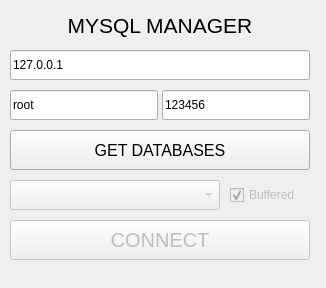
Before: the Qt Designer form Lib/UI/LAYOUT/ConnectorWindow.ui in fer-moreira/MYQT, drawn with Qt 5.
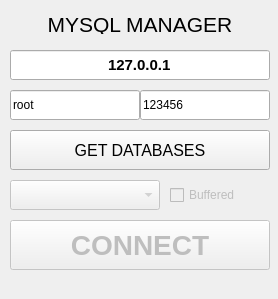
After: the same form once the commit is applied. Icons and pictures are not drawn.

Commit message:
Changed: connector - manager
new style
new manager engine

Patch:
```diff
--- a/Lib/UI/LAYOUT/ConnectorWindow.ui
+++ b/Lib/UI/LAYOUT/ConnectorWindow.ui
@@ -6,1671 +6,21 @@
    <rect>
     <x>0</x>
     <y>0</y>
-    <width>326</width>
-    <height>288</height>
+    <width>278</width>
+    <height>299</height>
    </rect>
   </property>
   <property name="windowTitle">
    <string>SQL CONNECTOR</string>
   </property>
-  <property name="styleSheet">
-   <string notr="true">/*
- *  BreezeDark stylesheet.
- *
- *  :author: Colin Duquesnoy
- *  :editor: Alex Huszagh
- *  :license: MIT, see LICENSE.md
- *
- *  This is originally a fork of QDarkStyleSheet, and is based on Breeze/
- *  BreezeDark color scheme, but is in no way affiliated with KDE.
- *
- * ---------------------------------------------------------------------
- *  The MIT License (MIT)
- *
- * Copyright (c) &lt;2013-2014&gt; &lt;Colin Duquesnoy&gt;
- * Copyright (c) &lt;2015-2016&gt; &lt;Alex Huszagh&gt;
- *
- * Permission is hereby granted, free of charge, to any person obtaining
- * a copy of this software and associated documentation files (the
- * &quot;Software&quot;), to deal in the Software without restriction, including
- * without limitation the rights to use, copy, modify, merge, publish,
- * distribute, sublicense, and/or sell copies of the Software, and to
- * permit persons to whom the Software is furnished to do so, subject to
- * the following conditions:
- *
- * The above copyright notice and this permission notice shall be included in
- * all copies or substantial portions of the Software.
- *
- * THE SOFTWARE IS PROVIDED &quot;AS IS&quot;, WITHOUT WARRANTY OF ANY KIND, EXPRESS
- * OR IMPLIED, INCLUDING BUT NOT LIMITED TO THE WARRANTIES OF
- * MERCHANTABILITY, FITNESS FOR A PARTICULAR PURPOSE AND NONINFRINGEMENT.
- * IN NO EVENT SHALL THE AUTHORS OR COPYRIGHT HOLDERS BE LIABLE FOR ANY
- * CLAIM, DAMAGES OR OTHER LIABILITY, WHETHER IN AN ACTION OF CONTRACT,
- * TORT OR OTHERWISE, ARISING FROM, OUT OF OR IN CONNECTION WITH THE
- * SOFTWARE OR THE USE OR OTHER DEALINGS IN THE SOFTWARE.
- * ---------------------------------------------------------------------
- */
-
-QToolTip
-{
-    border: 0.1ex solid #eff0f1;
-    background-color: #31363b;
-    alternate-background-color: #3b4045;
-    color: #eff0f1;
-    padding: 0.5ex;
-    opacity: 200;
-}
-
-QWidget
-{
-    color: #eff0f1;
-    background-color: #31363b;
-    selection-background-color:#3daee9;
-    selection-color: #eff0f1;
-    background-clip: border;
-    border-image: none;
-    border: 0px transparent black;
-    outline: 0;
-}
-
-QWidget:item:hover
-{
-    background-color: #3daee9;
-    color: #eff0f1;
-}
-
-QWidget:item:selected
-{
-    background-color: #3daee9;
-}
-
-
-QCheckBox
-{
-    spacing: 0.5ex;
-    outline: none;
-    color: #eff0f1;
-    margin-bottom: 0.2ex;
-    opacity: 200;
-}
-
-QCheckBox:disabled
-{
-    color: #76797c;
-}
-
-QGroupBox::indicator
-{
-    margin-left: 0.2ex;
-}
-
-QCheckBox::indicator:unchecked,
-QCheckBox::indicator:unchecked:focus
-{
-    border-image: url(:/dark/checkbox_unchecked_disabled.svg);
-}
-
-QCheckBox::indicator:unchecked:hover,
-QCheckBox::indicator:unchecked:pressed,
-QGroupBox::indicator:unchecked:hover,
-QGroupBox::indicator:unchecked:focus,
-QGroupBox::indicator:unchecked:pressed
-{
-    border: none;
-    border-image: url(:/dark/checkbox_unchecked.svg);
-}
-
-QCheckBox::indicator:checked
-{
-    border-image: url(:/dark/checkbox_checked.svg);
-}
-
-QCheckBox::indicator:checked:hover,
-QCheckBox::indicator:checked:focus,
-QCheckBox::indicator:checked:pressed,
-QGroupBox::indicator:checked:hover,
-QGroupBox::indicator:checked:focus,
-QGroupBox::indicator:checked:pressed
-{
-    border: none;
-    border-image: url(:/dark/checkbox_checked.svg);
-}
-
-QCheckBox::indicator:indeterminate
-{
-    border-image: url(:/dark/checkbox_indeterminate.svg);
-}
-
-QCheckBox::indicator:indeterminate:focus,
-QCheckBox::indicator:indeterminate:hover,
-QCheckBox::indicator:indeterminate:pressed
-{
-    border-image: url(:/dark/checkbox_indeterminate.svg);
-}
-
-QCheckBox::indicator:indeterminate:disabled
-{
-    border-image: url(:/dark/checkbox_indeterminate_disabled.svg);
-}
-
-QCheckBox::indicator:checked:disabled,
-QGroupBox::indicator:checked:disabled
-{
-    border-image: url(:/dark/checkbox_checked_disabled.svg);
-}
-
-QCheckBox::indicator:unchecked:disabled,
-QGroupBox::indicator:unchecked:disabled
-{
-    border-image: url(:/dark/checkbox_unchecked_disabled.svg);
-}
-
-QRadioButton
-{
-    spacing: 0.5ex;
-    outline: none;
-    color: #eff0f1;
-    margin-bottom: 0.2ex;
-}
-
-QRadioButton:disabled
-{
-    color: #76797c;
-}
-
-QRadioButton::indicator:unchecked,
-QRadioButton::indicator:unchecked:focus
-{
-    border-image: url(:/dark/radio_unchecked_disabled.svg);
-}
-
-
-QRadioButton::indicator:unchecked:hover,
-QRadioButton::indicator:unchecked:pressed
-{
-    border: none;
-    outline: none;
-    border-image: url(:/dark/radio_unchecked.svg);
-}
-
-
-QRadioButton::indicator:checked
-{
-    border: none;
-    outline: none;
-    border-image: url(:/dark/radio_checked.svg);
-}
-
-QRadioButton::indicator:checked:hover,
-QRadioButton::indicator:checked:focus,
-QRadioButton::indicator:checked:pressed
-{
-    border: none;
-    outline: none;
-    border-image: url(:/dark/radio_checked.svg);
-}
-
-QRadioButton::indicator:checked:disabled
-{
-    outline: none;
-    border-image: url(:/dark/radio_checked_disabled.svg);
-}
-
-QRadioButton::indicator:unchecked:disabled
-{
-    border-image: url(:/dark/radio_unchecked_disabled.svg);
-}
-
-QMenuBar
-{
-    background-color: #31363b;
-    color: #eff0f1;
-}
-
-QMenuBar::item
-{
-    background: transparent;
-}
-
-QMenuBar::item:selected
-{
-    background: transparent;
-    border: 0.1ex solid #76797c;
-}
-
-QMenuBar::item:pressed
-{
-    border: 0.1ex solid #76797c;
-    background-color: #3daee9;
-    color: #eff0f1;
-    margin-bottom: -0.1ex;
-    padding-bottom: 0.1ex;
-}
-
-QMenu
-{
-    border: 0.1ex solid #76797c;
-    color: #eff0f1;
-    margin: 0.2ex;
-}
-
-QMenu::icon
-{
-    margin: 0.5ex;
-}
-
-QMenu::item
-{
-    padding: 0.5ex 3ex 0.5ex 3ex;
-    margin-left: 0.5ex;
-    border: 0.1ex solid transparent; /* reserve space for selection border */
-}
-
-QMenu::item:selected
-{
-    color: #eff0f1;
-}
-
-QMenu::separator
-{
-    height: 0.2ex;
-    background: lightblue;
-    margin-left: 1ex;
-    margin-right: 0.5ex;
-}
-
-/* non-exclusive indicator = check box style indicator
-   (see QActionGroup::setExclusive) */
-QMenu::indicator:non-exclusive:unchecked
-{
-    border-image: url(:/dark/checkbox_unchecked_disabled.svg);
-}
-
-QMenu::indicator:non-exclusive:unchecked:selected
-{
-    border-image: url(:/dark/checkbox_unchecked_disabled.svg);
-}
-
-QMenu::indicator:non-exclusive:checked
-{
-    border-image: url(:/dark/checkbox_checked.svg);
-}
-
-QMenu::indicator:non-exclusive:checked:selected
-{
-    border-image: url(:/dark/checkbox_checked.svg);
-}
-
-/* exclusive indicator = radio button style indicator (see QActionGroup::setExclusive) */
-QMenu::indicator:exclusive:unchecked
-{
-    border-image: url(:/dark/radio_unchecked_disabled.svg);
-}
-
-QMenu::indicator:exclusive:unchecked:selected
-{
-    border-image: url(:/dark/radio_unchecked_disabled.svg);
-}
-
-QMenu::indicator:exclusive:checked
-{
-    border-image: url(:/dark/radio_checked.svg);
-}
-
-QMenu::indicator:exclusive:checked:selected
-{
-    border-image: url(:/dark/radio_checked.svg);
-}
-
-QMenu::right-arrow
-{
-    margin: 0.5ex;
-    border-image: url(:/light/right_arrow.svg);
-    width: 0.6ex;
-    height: 0.9ex;
-}
-
-
-QWidget:disabled
-{
-    color: #454545;
-    background-color: #31363b;
-}
-
-QAbstractItemView
-{
-    alternate-background-color: #31363b;
-    color: #eff0f1;
-    border: 0.1ex solid 3A3939;
-    border-radius: 0.2ex;
-}
-
-QWidget:focus,
-QMenuBar:focus
-{
-    border: 0.1ex solid #3daee9;
-}
-
-QTabWidget:focus,
-QCheckBox:focus,
-QRadioButton:focus,
-QSlider:focus
-{
-    border: none;
-}
-
-QLineEdit
-{
-    background-color: #232629;
-    padding: 0.5ex;
-    border-style: solid;
-    border: 0.1ex solid #76797c;
-    border-radius: 0.2ex;
-    color: #eff0f1;
-}
-
-QGroupBox
-{
-    border: 0.1ex solid #76797c;
-    border-radius: 0.2ex;
-    padding-top: 1ex;
-    margin-top: 1ex;
-}
-
-QGroupBox::title
-{
-    subcontrol-origin: margin;
-    subcontrol-position: top center;
-    padding-left: 0.1ex;
-    padding-right: 0.1ex;
-    margin-top: -0.7ex;
-}
-
-QAbstractScrollArea
-{
-    border-radius: 0.2ex;
-    border: 0.1ex solid #76797c;
-    background-color: transparent;
-}
-
-QScrollBar:horizontal
-{
-    height: 1.5ex;
-    margin: 0.3ex 1.5ex 0.3ex 1.5ex;
-    border: 0.1ex transparent #2A2929;
-    border-radius: 0.4ex;
-    background-color: #2A2929;
-}
-
-QScrollBar::handle:horizontal
-{
-    background-color: #3daee9;
-    min-width: 0.5ex;
-    border-radius: 0.4ex;
-}
-
-QScrollBar::add-line:horizontal
-{
-    margin: 0px 0.3ex 0px 0.3ex;
-    border-image: url(:/dark/right_arrow_disabled.svg);
-    width: 1ex;
-    height: 1ex;
-    subcontrol-position: right;
-    subcontrol-origin: margin;
-}
-
-QScrollBar::sub-line:horizontal
-{
-    margin: 0ex 0.3ex 0ex 0.3ex;
-    border-image: url(:/dark/left_arrow_disabled.svg);
-    width: 1ex;
-    height: 1ex;
-    subcontrol-position: left;
-    subcontrol-origin: margin;
-}
-
-QScrollBar::add-line:horizontal:hover,
-QScrollBar::add-line:horizontal:on
-{
-    border-image: url(:/dark/right_arrow.svg);
-    width: 1ex;
-    height: 1ex;
-    subcontrol-position: right;
-    subcontrol-origin: margin;
-}
-
-
-QScrollBar::sub-line:horizontal:hover,
-QScrollBar::sub-line:horizontal:on
-{
-    border-image: url(:/dark/left_arrow.svg);
-    width: 1ex;
-    height: 1ex;
-    subcontrol-position: left;
-    subcontrol-origin: margin;
-}
-
-QScrollBar::up-arrow:horizontal,
-QScrollBar::down-arrow:horizontal
-{
-    background: none;
-}
-
-
-QScrollBar::add-page:horizontal,
-QScrollBar::sub-page:horizontal
-{
-    background: none;
-}
-
-QScrollBar:vertical
-{
-    background-color: #2A2929;
-    width: 1.5ex;
-    margin: 1.5ex 0.3ex 1.5ex 0.3ex;
-    border: 0.1ex transparent #2A2929;
-    border-radius: 0.4ex;
-}
-
-QScrollBar::handle:vertical
-{
-    background-color: #3daee9;
-    min-height: 0.5ex;
-    border-radius: 0.4ex;
-}
-
-QScrollBar::sub-line:vertical
-{
-    margin: 0.3ex 0ex 0.3ex 0ex;
-    border-image: url(:/dark/up_arrow_disabled.svg);
-    height: 1ex;
-    width: 1ex;
-    subcontrol-position: top;
-    subcontrol-origin: margin;
-}
-
-QScrollBar::add-line:vertical
-{
-    margin: 0.3ex 0ex 0.3ex 0ex;
-    border-image: url(:/dark/down_arrow_disabled.svg);
-    height: 1ex;
-    width: 1ex;
-    subcontrol-position: bottom;
-    subcontrol-origin: margin;
-}
-
-QScrollBar::sub-line:vertical:hover,
-QScrollBar::sub-line:vertical:on
-{
-
-    border-image: url(:/dark/up_arrow.svg);
-    height: 1ex;
-    width: 1ex;
-    subcontrol-position: top;
-    subcontrol-origin: margin;
-}
-
-
-QScrollBar::add-line:vertical:hover,
-QScrollBar::add-line:vertical:on
-{
-    border-image: url(:/dark/down_arrow.svg);
-    height: 1ex;
-    width: 1ex;
-    subcontrol-position: bottom;
-    subcontrol-origin: margin;
-}
-
-QScrollBar::up-arrow:vertical, QScrollBar::down-arrow:vertical
-{
-    background: none;
-}
-
-
-QScrollBar::add-page:vertical, QScrollBar::sub-page:vertical
-{
-    background: none;
-}
-
-QTextEdit
-{
-    background-color: #232629;
-    color: #eff0f1;
-    border: 0.1ex solid #76797c;
-}
-
-QPlainTextEdit
-{
-    background-color: #232629;;
-    color: #eff0f1;
-    border-radius: 0.2ex;
-    border: 0.1ex solid #76797c;
-}
-
-QHeaderView::section
-{
-    background-color: #76797c;
-    color: #eff0f1;
-    padding: 0.5ex;
-    border: 0.1ex solid #76797c;
-}
-
-QSizeGrip
-{
-    border-image: url(:/dark/sizegrip.svg);
-    width: 1.2ex;
-    height: 1.2ex;
-}
-
-QMainWindow::separator
-{
-    background-color: #31363b;
-    color: white;
-    padding-left: 0.4ex;
-    spacing: 0.2ex;
-    border: 0.1ex dashed #76797c;
-}
-
-QMainWindow::separator:hover
-{
-
-    background-color: #787876;
-    color: white;
-    padding-left: 0.4ex;
-    border: 0.1ex solid #76797c;
-    spacing: 0.2ex;
-}
-
-QMenu::separator
-{
-    height: 0.1ex;
-    background-color: #76797c;
-    color: white;
-    padding-left: 0.4ex;
-    margin-left: 1ex;
-    margin-right: 0.5ex;
-}
-
-QFrame[frameShape=&quot;2&quot;],  /* QFrame::Panel == 0x0003 */
-QFrame[frameShape=&quot;3&quot;],  /* QFrame::WinPanel == 0x0003 */
-QFrame[frameShape=&quot;4&quot;],  /* QFrame::HLine == 0x0004 */
-QFrame[frameShape=&quot;5&quot;],  /* QFrame::VLine == 0x0005 */
-QFrame[frameShape=&quot;6&quot;]  /* QFrame::StyledPanel == 0x0006 */
-{
-    border-width: 0.1ex;
-    padding: 0.1ex;
-    border-style: solid;
-    border-color: #31363b;
-    background-color: #76797c;
-    border-radius: 0.5ex;
-}
-
-QStackedWidget
-{
-    border: 0.1ex transparent black;
-}
-
-QToolBar
-{
-    border: 0.1ex transparent #393838;
-    background: 0.1ex solid #31363b;
-    font-weight: bold;
-}
-
-QToolBar::handle:horizontal
-{
-    border-image: url(:/dark/hmovetoolbar.svg);
-    width = 1.6ex;
-    height = 6.4ex;
-}
-
-QToolBar::handle:vertical
-{
-    border-image: url(:/dark/vmovetoolbar.svg);
-    width = 5.4ex;
-    height = 1ex;
-}
-
-QToolBar::separator:horizontal
-{
-    border-image: url(:/dark/hsepartoolbar.svg);
-    width = 0.7ex;
-    height = 6.3ex;
-}
-
-QToolBar::separator:vertical
-{
-    border-image: url(:/dark/vsepartoolbars.svg);
-    width = 6.3ex;
-    height = 0.7ex;
-}
-
-QPushButton
-{
-    color: #eff0f1;
-    background-color: qlineargradient(x1: 0.5, y1: 0.5 x2: 0.5, y2: 1, stop: 0 #3b4045, stop: 0.5 #31363b);
-    border-width: 0.1ex;
-    border-color: #76797c;
-    border-style: solid;
-    padding: 0.5ex;
-    border-radius: 0.2ex;
-    outline: none;
-}
-
-QPushButton:disabled
-{
-    background-color: #31363b;
-    border-width: 0.1ex;
-    border-color: #454545;
-    border-style: solid;
-    padding-top: 0.5ex;
-    padding-bottom: 0.5ex;
-    padding-left: 1ex;
-    padding-right: 1ex;
-    border-radius: 0.2ex;
-    color: #454545;
-}
-
-QPushButton:focus
-{
-    color: white;
-}
-
-QPushButton:pressed
-{
-    background-color: #31363b;
-    padding-top: -1.5ex;
-    padding-bottom: -1.7ex;
-}
-
-QComboBox
-{
-    selection-background-color: #3daee9;
-    border-style: solid;
-    border: 0.1ex solid #76797c;
-    border-radius: 0.2ex;
-    padding: 0.5ex;
-    min-width: 7.5ex;
-}
-
-QPushButton:checked
-{
-    background-color: #76797c;
-    border-color: #6A6969;
-}
-
-QPushButton:hover
-{
-    background-color: qlineargradient(x1: 0.5, y1: 0.5 x2: 0.5, y2: 1, stop: 0 #454a4f, stop: 0.5 #3b4045);
-    border: 0.1ex solid #3daee9;
-    color: #eff0f1;
-}
-
-QPushButton:checked:hover
-{
-    background-color: qlineargradient(x1: 0.5, y1: 0.5 x2: 0.5, y2: 1, stop: 0 #808386, stop: 0.5 #76797c);
-    border: 0.1ex solid #3daee9;
-    color: #eff0f1;
-}
-
-QComboBox:hover,
-QAbstractSpinBox:hover,
-QLineEdit:hover,
-QTextEdit:hover,
-QPlainTextEdit:hover,
-QAbstractView:hover,
-QTreeView:hover
-{
-    border: 0.1ex solid #3daee9;
-    color: #eff0f1;
-}
-
-QComboBox:hover:pressed,
-QPushButton:hover:pressed,
-QAbstractSpinBox:hover:pressed,
-QLineEdit:hover:pressed,
-QTextEdit:hover:pressed,
-QPlainTextEdit:hover:pressed,
-QAbstractView:hover:pressed,
-QTreeView:hover:pressed
-{
-    background-color: #31363b;
-}
-
-QComboBox:on
-{
-    padding-top: 0.3ex;
-    padding-left: 0.4ex;
-    selection-background-color: #4a4a4a;
-}
-
-QComboBox QAbstractItemView
-{
-    background-color: #232629;
-    border-radius: 0.2ex;
-    border: 0.1ex solid #76797c;
-    selection-background-color: #3daee9;
-}
-
-QComboBox::drop-down
-{
-    subcontrol-origin: padding;
-    subcontrol-position: top right;
-    width: 1.5ex;
-
-    border-left-width: 0ex;
-    border-left-color: darkgray;
-    border-left-style: solid;
-    border-top-right-radius: 0.3ex;
-    border-bottom-right-radius: 0.3ex;
-}
-
-QComboBox::down-arrow
-{
-    border-image: url(:/dark/down_arrow_disabled.svg);
-    width: 0.9ex;
-    height: 0.6ex;
-}
-
-QComboBox::down-arrow:on,
-QComboBox::down-arrow:hover,
-QComboBox::down-arrow:focus
-{
-    border-image: url(:/dark/down_arrow.svg);
-    width: 0.9ex;
-    height: 0.6ex;
-}
-
-QAbstractSpinBox
-{
-    padding: 0.5ex;
-    border: 0.1ex solid #76797c;
-    background-color: #232629;
-    color: #eff0f1;
-    border-radius: 0.2ex;
-    min-width: 7.5ex;
-}
-
-QAbstractSpinBox:up-button
-{
-    background-color: transparent;
-    subcontrol-origin: border;
-    subcontrol-position: center right;
-}
-
-QAbstractSpinBox:down-button
-{
-    background-color: transparent;
-    subcontrol-origin: border;
-    subcontrol-position: center left;
-}
-
-QAbstractSpinBox::up-arrow,
-QAbstractSpinBox::up-arrow:disabled,
-QAbstractSpinBox::up-arrow:off
-{
-    border-image: url(:/dark/up_arrow_disabled.svg);
-    width: 0.9ex;
-    height: 0.6ex;
-}
-
-QAbstractSpinBox::up-arrow:hover
-{
-    border-image: url(:/dark/up_arrow.svg);
-    width: 0.9ex;
-    height: 0.6ex;
-}
-
-QAbstractSpinBox::down-arrow,
-QAbstractSpinBox::down-arrow:disabled,
-QAbstractSpinBox::down-arrow:off
-{
-    border-image: url(:/dark/down_arrow_disabled.svg);
-    width: 0.9ex;
-    height: 0.6ex;
-}
-
-QAbstractSpinBox::down-arrow:hover
-{
-    border-image: url(:/dark/down_arrow.svg);
-    width: 0.9ex;
-    height: 0.6ex;
-}
-
-QLabel
-{
-    border: 0ex solid black;
-}
-
-/* BORDERS */
-QTabWidget::pane
-{
-    padding: 0.5ex;
-    margin: 0.1ex;
-}
-
-QTabWidget::pane:top
-{
-    border: 0.1ex solid #76797c;
-    top: -0.1ex;
-}
-
-QTabWidget::pane:bottom
-{
-    border: 0.1ex solid #76797c;
-    bottom: -0.1ex;
-}
-
-QTabWidget::pane:left
-{
-    border: 0.1ex solid #76797c;
-    right: -0.1ex;
-}
-
-QTabWidget::pane:right
-{
-    border: 0.1ex solid #76797c;
-    left: -0.1ex;
-}
-
-
-QTabBar
-{
-    qproperty-drawBase: 0;
-    left: 0.5ex; /* move to the right by 0.5ex */
-    border-radius: 0.3ex;
-}
-
-QTabBar:focus
-{
-    border: 0ex transparent black;
-}
-
-QTabBar::close-button
-{
-    border-image: url(:/dark/close.svg);
-    background: transparent;
-}
-
-QTabBar::close-button:hover
-{
-    border-image: url(:/dark/close-hover.svg);
-    width: 1.2ex;
-    height: 1.2ex;
-    background: transparent;
-}
-
-QTabBar::close-button:pressed
-{
-    border-image: url(:/dark/close-pressed.svg);
-    width: 1.2ex;
-    height: 1.2ex;
-    background: transparent;
-}
-
-/* TOP TABS */
-QTabBar::tab:top
-{
-    color: #eff0f1;
-    border: 0.1ex transparent black;
-    border-left: 0.1ex solid #76797c;
-    border-top: 0.1ex solid #76797c;
-    background-color: #31363b;
-    padding: 0.5ex;
-    min-width: 50px;
-    border-top-left-radius: 0.2ex;
-    border-top-right-radius: 0.2ex;
-}
-
-QTabBar::tab:top:last,
-QTabBar::tab:top:only-one
-{
-    color: #eff0f1;
-    border: 0.1ex transparent black;
-    border-left: 0.1ex solid #76797c;
-    border-right: 0.1ex solid #76797c;
-    border-top: 0.1ex solid #76797c;
-    background-color: #31363b;
-    padding: 0.5ex;
-    min-width: 50px;
-    border-top-left-radius: 0.2ex;
-    border-top-right-radius: 0.2ex;
-}
-
-QTabBar::tab:top:!selected
-{
-    color: #eff0f1;
-    background-color: #54575B;
-    border: 0.1ex transparent black;
-    border-left: 0.1ex solid #76797c;
-    border-top-left-radius: 0.2ex;
-    border-top-right-radius: 0.2ex;
-}
-
-QTabBar::tab:top:first:!selected
-{
-    color: #eff0f1;
-    background-color: #54575B;
-    border: 0.1ex transparent black;
-    border-top-left-radius: 0.2ex;
-    border-top-right-radius: 0.2ex;
-}
-
-QTabBar::tab:top:!selected:hover
-{
-    background-color: rgba(61, 173, 232, 0.2);
-    border: 0.1ex rgba(61, 173, 232, 0.2);
-    border-left: 0.1ex solid #76797c;
-}
-
-QTabBar::tab:top:!selected:first:hover
-{
-    background-color: rgba(61, 173, 232, 0.2);
-    border: 0.1ex rgba(61, 173, 232, 0.2);
-}
-
-/* BOTTOM TABS */
-
-QTabBar::tab:bottom
-{
-    color: #eff0f1;
-    border: 0.1ex transparent black;
-    border-left: 0.1ex solid #76797c;
-    border-bottom: 0.1ex solid #76797c;
-    background-color: #31363b;
-    padding: 0.5ex;
-    border-bottom-left-radius: 0.2ex;
-    border-bottom-right-radius: 0.2ex;
-    min-width: 50px;
-}
-
-QTabBar::tab:bottom:last,
-QTabBar::tab:bottom:only-one
-{
-    color: #eff0f1;
-    border: 0.1ex transparent black;
-    border-left: 0.1ex solid #76797c;
-    border-right: 0.1ex solid #76797c;
-    border-bottom: 0.1ex solid #76797c;
-    background-color: #31363b;
-    padding: 0.5ex;
-    border-bottom-left-radius: 0.2ex;
-    border-bottom-right-radius: 0.2ex;
-    min-width: 50px;
-}
-
-QTabBar::tab:bottom:!selected
-{
-    color: #eff0f1;
-    background-color: #54575B;
-    border: 0.1ex transparent black;
-    border-left: 0.1ex solid #76797c;
-    border-bottom-left-radius: 0.2ex;
-    border-bottom-right-radius: 0.2ex;
-}
-
-QTabBar::tab:bottom:first:!selected
-{
-    color: #eff0f1;
-    background-color: #54575B;
-    border: 0.1ex transparent black;
-    border-top-left-radius: 0.2ex;
-    border-top-right-radius: 0.2ex;
-}
-
-QTabBar::tab:bottom:!selected:hover
-{
-    background-color: rgba(61, 173, 232, 0.2);
-    border: 0.1ex rgba(61, 173, 232, 0.2);
-    border-left: 0.1ex solid #76797c;
-}
-
-QTabBar::tab:bottom:!selected:first:hover
-{
-    background-color: rgba(61, 173, 232, 0.2);
-    border: 0.1ex rgba(61, 173, 232, 0.2);
-}
-
-/* LEFT TABS */
-QTabBar::tab:left
-{
-    color: #eff0f1;
-    border: 0.1ex transparent black;
-    border-top: 0.1ex solid #76797c;
-    border-right: 0.1ex solid #76797c;
-    background-color: #31363b;
-    padding: 0.5ex;
-    border-top-right-radius: 0.2ex;
-    border-bottom-right-radius: 0.2ex;
-    min-height: 50px;
-}
-
-QTabBar::tab:left:last,
-QTabBar::tab:left:only-one
-{
-    color: #eff0f1;
-    border: 0.1ex transparent black;
-    border-top: 0.1ex solid #76797c;
-    border-bottom: 0.1ex solid #76797c;
-    border-right: 0.1ex solid #76797c;
-    background-color: #31363b;
-    padding: 0.5ex;
-    border-top-right-radius: 0.2ex;
-    border-bottom-right-radius: 0.2ex;
-    min-height: 50px;
-}
-
-QTabBar::tab:left:!selected
-{
-    color: #eff0f1;
-    background-color: #54575B;
-    border: 0.1ex transparent black;
-    border-top: 0.1ex solid #76797c;
-    border-top-right-radius: 0.2ex;
-    border-bottom-right-radius: 0.2ex;
-}
-
-QTabBar::tab:left:!selected:hover
-{
-    background-color: rgba(61, 173, 232, 0.2);
-    border: 0.1ex rgba(61, 173, 232, 0.2);
-    border-top: 0.1ex solid #76797c;
-}
-
-QTabBar::tab:left:!selected:first:hover
-{
-    background-color: rgba(61, 173, 232, 0.2);
-    border: 0.1ex rgba(61, 173, 232, 0.2);
-}
-
-/* RIGHT TABS */
-QTabBar::tab:right
-{
-    color: #eff0f1;
-    border: 0.1ex transparent black;
-    border-top: 0.1ex solid #76797c;
-    border-left: 0.1ex solid #76797c;
-    background-color: #31363b;
-    padding: 0.5ex;
-    border-top-left-radius: 0.2ex;
-    border-bottom-left-radius: 0.2ex;
-    min-height: 50px;
-}
-
-QTabBar::tab:right:last,
-QTabBar::tab:right:only-one
-{
-    color: #eff0f1;
-    border: 0.1ex transparent black;
-    border-top: 0.1ex solid #76797c;
-    border-bottom: 0.1ex solid #76797c;
-    border-left: 0.1ex solid #76797c;
-    background-color: #31363b;
-    padding: 0.5ex;
-    border-top-left-radius: 0.2ex;
-    border-bottom-left-radius: 0.2ex;
-    min-height: 50px;
-}
-
-QTabBar::tab:right:!selected
-{
-    color: #eff0f1;
-    background-color: #54575B;
-    border: 0.1ex transparent black;
-    border-top: 0.1ex solid #76797c;
-    border-top-left-radius: 0.2ex;
-    border-bottom-left-radius: 0.2ex;
-}
-
-QTabBar::tab:right:!selected:hover
-{
-    background-color: rgba(61, 173, 232, 0.2);
-    border: 0.1ex rgba(61, 173, 232, 0.2);
-    border-top: 0.1ex solid #76797c;
-}
-
-QTabBar::tab:right:!selected:first:hover
-{
-    background-color: rgba(61, 173, 232, 0.2);
-    border: 0.1ex rgba(61, 173, 232, 0.2);
-}
-
-QTabBar QToolButton::right-arrow:enabled
-{
-    border-image: url(:/dark/right_arrow.svg);
-}
-
-QTabBar QToolButton::left-arrow:enabled
-{
-    border-image: url(:/dark/left_arrow.svg);
-}
-
-QTabBar QToolButton::right-arrow:disabled
-{
-    border-image: url(:/dark/right_arrow_disabled.svg);
-}
-
-QTabBar QToolButton::left-arrow:disabled
-{
-    border-image: url(:/dark/left_arrow_disabled.svg);
-}
-
-QDockWidget
-{
-    background: #31363b;
-    border: 0.1ex solid #403F3F;
-    titlebar-close-icon: url(:/dark/transparent.svg);
-    titlebar-normal-icon: url(:/dark/transparent.svg);
-}
-
-QDockWidget::close-button,
-QDockWidget::float-button
-{
-    border: 0.1ex solid transparent;
-    border-radius: 0.2ex;
-    background: transparent;
-}
-
-QDockWidget::float-button
-{
-    border-image: url(:/dark/undock.svg);
-}
-
-QDockWidget::float-button:hover
-{
-    border-image: url(:/dark/undock-hover.svg) ;
-}
-
-QDockWidget::close-button
-{
-    border-image: url(:/dark/close.svg) ;
-}
-
-QDockWidget::close-button:hover
-{
-    border-image: url(:/dark/close-hover.svg) ;
-}
-
-QDockWidget::close-button:pressed
-{
-    border-image: url(:/dark/close-pressed.svg) ;
-}
-
-QTreeView,
-QListView
-{
-    border: 0.1ex solid #76797c;
-    background-color: #232629;
-}
-
-QTreeView::branch:has-siblings:!adjoins-item
-{
-    border-image: url(:/dark/stylesheet-vline.svg) 0;
-}
-
-QTreeView::branch:has-siblings:adjoins-item
-{
-    border-image: url(:/dark/stylesheet-branch-more.svg) 0;
-}
-
-QTreeView::branch:!has-children:!has-siblings:adjoins-item
-{
-    border-image: url(:/dark/stylesheet-branch-end.svg) 0;
-}
-
-QTreeView::branch:has-children:!has-siblings:closed,
-QTreeView::branch:closed:has-children:has-siblings
-{
-    border-image: url(:/dark/stylesheet-branch-end-closed.svg) 0;
-    image: url(:/dark/branch_closed.svg);
-}
-
-QTreeView::branch:open:has-children:!has-siblings,
-QTreeView::branch:open:has-children:has-siblings
-{
-    border-image: url(:/dark/stylesheet-branch-end-open.svg) 0;
-    image: url(:/dark/branch_open.svg);
-}
-
-/*
-QTreeView::branch:has-siblings:!adjoins-item {
-        background: cyan;
-}
-
-QTreeView::branch:has-siblings:adjoins-item {
-        background: red;
-}
-
-QTreeView::branch:!has-children:!has-siblings:adjoins-item {
-        background: blue;
-}
-
-QTreeView::branch:closed:has-children:has-siblings {
-        background: pink;
-}
-
-QTreeView::branch:has-children:!has-siblings:closed {
-        background: gray;
-}
-
-QTreeView::branch:open:has-children:has-siblings {
-        background: magenta;
-}
-
-QTreeView::branch:open:has-children:!has-siblings {
-        background: green;
-}
-*/
-
-QTableView::item,
-QListView::item,
-QTreeView::item
-{
-    padding: 0.3ex;
-}
-
-QTableView::item:!selected:hover,
-QListView::item:!selected:hover,
-QTreeView::item:!selected:hover
-{
-    background-color: rgba(61, 173, 232, 0.2);
-    outline: 0;
-    color: #eff0f1;
-    padding: 0.3ex;
-}
-
-
-QSlider::groove:horizontal
-{
-    border: 0.1ex solid #31363b;
-    height: 0.4ex;
-    background: #565a5e;
-    margin: 0ex;
-    border-radius: 0.2ex;
-}
-
-QSlider::handle:horizontal
-{
-    background: #232629;
-    border: 0.1ex solid #626568;
-    width: 1.6ex;
-    height: 1.6ex;
-    margin: -0.8ex 0;
-    border-radius: 0.9ex;
-}
-
-QSlider::groove:vertical
-{
-    border: 0.1ex solid #31363b;
-    width: 0.4ex;
-    background: #565a5e;
-    margin: 0ex;
-    border-radius: 0.3ex;
-}
-
-QSlider::handle:vertical
-{
-    background: #232629;
-    border: 0.1ex solid #626568;
-    width: 1.6ex;
-    height: 1.6ex;
-    margin: 0 -0.8ex;
-    border-radius: 0.9ex;
-}
-
-QSlider::handle:horizontal:hover,
-QSlider::handle:horizontal:focus,
-QSlider::handle:vertical:hover,
-QSlider::handle:vertical:focus
-{
-    border: 0.1ex solid #3daee9;
-}
-
-QSlider::sub-page:horizontal,
-QSlider::add-page:vertical
-{
-    background: #3daee9;
-    border-radius: 0.3ex;
-}
-
-QSlider::add-page:horizontal,
-QSlider::sub-page:vertical
-{
-    background: #626568;
-    border-radius: 0.3ex;
-}
-
-QToolButton
-{
-    background-color: transparent;
-    border: 0.1ex solid #76797c;
-    border-radius: 0.2ex;
-    margin: 0.3ex;
-    padding: 0.5ex;
-}
-
-QToolButton[popupMode=&quot;1&quot;]  /* only for MenuButtonPopup */
-{
-    padding-right: 2ex; /* make way for the popup button */
-}
-
-QToolButton[popupMode=&quot;2&quot;]  /* only for InstantPopup */
-{
-    padding-right: 1ex; /* make way for the popup button */
-}
-
-QToolButton::menu-indicator
-{
-    border-image: none;
-    image: url(:/dark/down_arrow.svg);
-    top: -0.7ex;
-    left: -0.2ex;
-}
-
-QToolButton::menu-arrow
-{
-    border-image: none;
-    image: url(:/dark/down_arrow.svg);
-}
-
-QToolButton:hover,
-QToolButton::menu-button:hover
-{
-    background-color: transparent;
-    border: 0.1ex solid #3daee9;
-}
-
-QToolButton:checked,
-QToolButton:pressed,
-QToolButton::menu-button:pressed
-{
-    background-color: #3daee9;
-    border: 0.1ex solid #3daee9;
-    padding: 0.5ex;
-}
-
-QToolButton::menu-button
-{
-    border: 0.1ex solid #76797c;
-    border-top-right-radius: 6px;
-    border-bottom-right-radius: 6px;
-    /* 1ex width + 0.4ex for border + no text = 2ex allocated above */
-    width: 1ex;
-    padding: 0.5ex;
-    outline: none;
-}
-
-QToolButton::menu-arrow:open
-{
-    border: 0.1ex solid #76797c;
-}
-
-QPushButton::menu-indicator
-{
-    subcontrol-origin: padding;
-    subcontrol-position: bottom right;
-    left: 0.8ex;
-}
-
-QTableView
-{
-    border: 0.1ex solid #76797c;
-    gridline-color: #31363b;
-    background-color: #232629;
-}
-
-
-QTableView,
-QHeaderView
-{
-    border-radius: 0px;
-}
-
-QTableView::item:pressed,
-QListView::item:pressed,
-QTreeView::item:pressed
-{
-    background: #3daee9;
-    color: #eff0f1;
-}
-
-QTableView::item:selected:active,
-QTreeView::item:selected:active,
-QListView::item:selected:active
-{
-    background: #3daee9;
-    color: #eff0f1;
-}
-
-QListView::item:selected:hover,
-QTreeView::item:selected:hover
-{
-    background-color: #47b8f3;
-    color: #eff0f1;
-}
-
-QHeaderView
-{
-    background-color: #31363b;
-    border: 0.1ex transparent;
-    border-radius: 0px;
-    margin: 0px;
-    padding: 0px;
-
-}
-
-QHeaderView::section
-{
-    background-color: #31363b;
-    color: #eff0f1;
-    padding: 0.5ex;
-    border: 0.1ex solid #76797c;
-    border-radius: 0px;
-    text-align: center;
-}
-
-QHeaderView::section::vertical::first,
-QHeaderView::section::vertical::only-one
-{
-    border-top: 0.1ex solid #76797c;
-}
-
-QHeaderView::section::vertical
-{
-    border-top: transparent;
-}
-
-QHeaderView::section::horizontal::first,
-QHeaderView::section::horizontal::only-one
-{
-    border-left: 0.1ex solid #76797c;
-}
-
-QHeaderView::section::horizontal
-{
-    border-left: transparent;
-}
-
-
-QHeaderView::section:checked
-{
-    color: white;
-    background-color: #334e5e;
-}
-
- /* style the sort indicator */
-QHeaderView::down-arrow
-{
-    image: url(:/dark/down_arrow.svg);
-}
-
-QHeaderView::up-arrow
-{
-    image: url(:/dark/up_arrow.svg);
-}
-
-QTableCornerButton::section
-{
-    background-color: #31363b;
-    border: 0.1ex transparent #76797c;
-    border-radius: 0px;
-}
-
-QToolBox
-{
-    padding: 0.5ex;
-    border: 0.1ex transparent black;
-}
-
-QToolBox:selected
-{
-    background-color: #31363b;
-    border-color: #3daee9;
-}
-
-QToolBox:hover
-{
-    border-color: #3daee9;
-}
-
-QStatusBar::item
-{
-    border: 0px transparent dark;
-}
-
-QFrame[height=&quot;3&quot;],
-QFrame[width=&quot;3&quot;]
-{
-    background-color: #76797c;
-}
-
-QSplitter::handle
-{
-    border: 0.1ex dashed #76797c;
-}
-
-QSplitter::handle:hover
-{
-    background-color: #787876;
-    border: 0.1ex solid #76797c;
-}
-
-QSplitter::handle:horizontal
-{
-    width: 0.1ex;
-}
-
-QSplitter::handle:vertical
-{
-    height: 0.1ex;
-}
-
-QProgressBar:horizontal
-{
-    background-color: #626568;
-    border: 0.1ex solid #31363b;
-    border-radius: 0.3ex;
-    height: 0.5ex;
-    text-align: right;
-    margin-top: 0.5ex;
-    margin-bottom: 0.5ex;
-    margin-right: 5ex;
-    padding: 0px;
-}
-
-QProgressBar::chunk:horizontal
-{
-    background-color: #3daee9;
-    border: 0.1ex transparent;
-    border-radius: 0.3ex;
-}
-
-QSpinBox,
-QDoubleSpinBox
-{
-    padding-right: 1.5ex;
-}
-
-QSpinBox::up-button,
-QDoubleSpinBox::up-button
-{
-    subcontrol-origin: content;
-    subcontrol-position: right top;
-
-    width: 1.6ex;
-    border-width: 0.1ex;
-}
-
-QSpinBox::up-arrow,
-QDoubleSpinBox::up-arrow
-{
-    border-image: url(:/dark/up_arrow.svg);
-    width: 0.9ex;
-    height: 0.6ex;
-}
-
-QSpinBox::up-arrow:hover,
-QSpinBox::up-arrow:pressed,
-QDoubleSpinBox::up-arrow:hover,
-QDoubleSpinBox::up-arrow:pressed
-{
-    border-image: url(:/dark/up_arrow-hover.svg);
-    width: 0.9ex;
-    height: 0.6ex;
-}
-
-QSpinBox::up-arrow:disabled,
-QSpinBox::up-arrow:off,
-QDoubleSpinBox::up-arrow:disabled,
-QDoubleSpinBox::up-arrow:off
-{
-   border-image: url(:/dark/up_arrow_disabled.svg);
-}
-
-QSpinBox::down-button,
-QDoubleSpinBox::down-button
-{
-    subcontrol-origin: content;
-    subcontrol-position: right bottom;
-
-    width: 1.6ex;
-    border-width: 0.1ex;
-}
-
-QSpinBox::down-arrow,
-QDoubleSpinBox::down-arrow
-{
-    border-image: url(:/dark/down_arrow.svg);
-    width: 0.9ex;
-    height: 0.6ex;
-}
-
-QSpinBox::down-arrow:hover,
-QSpinBox::down-arrow:pressed,
-QDoubleSpinBox::down-arrow:hover,
-QDoubleSpinBox::down-arrow:pressed
-{
-    border-image: url(:/dark/down_arrow-hover.svg);
-    width: 0.9ex;
-    height: 0.6ex;
-}
-
-QSpinBox::down-arrow:disabled,
-QSpinBox::down-arrow:off,
-QDoubleSpinBox::down-arrow:disabled,
-QDoubleSpinBox::down-arrow:off
-{
-   border-image: url(:/dark/down_arrow_disabled.svg);
-}</string>
-  </property>
   <widget class="QWidget" name="centralwidget">
    <widget class="QLabel" name="title">
     <property name="geometry">
      <rect>
-      <x>0</x>
-      <y>10</y>
-      <width>320</width>
-      <height>30</height>
+      <x>10</x>
+      <y>14</y>
+      <width>260</width>
+      <height>20</height>
      </rect>
     </property>
     <property name="font">
@@ -1693,13 +43,15 @@
      <rect>
       <x>10</x>
       <y>220</y>
-      <width>300</width>
-      <height>40</height>
+      <width>260</width>
+      <height>50</height>
      </rect>
     </property>
     <property name="font">
      <font>
-      <pointsize>15</pointsize>
+      <pointsize>21</pointsize>
+      <weight>75</weight>
+      <bold>true</bold>
      </font>
     </property>
     <property name="text">
@@ -1711,13 +63,23 @@
      <rect>
       <x>10</x>
       <y>50</y>
-      <width>300</width>
+      <width>260</width>
       <height>30</height>
      </rect>
     </property>
+    <property name="font">
+     <font>
+      <pointsize>11</pointsize>
+      <weight>75</weight>
+      <bold>true</bold>
+     </font>
+    </property>
     <property name="text">
      <string>127.0.0.1</string>
     </property>
+    <property name="alignment">
+     <set>Qt::AlignCenter</set>
+    </property>
     <property name="placeholderText">
      <string>Host:</string>
     </property>
@@ -1727,7 +89,7 @@
      <rect>
       <x>10</x>
       <y>90</y>
-      <width>148</width>
+      <width>130</width>
       <height>30</height>
      </rect>
     </property>
@@ -1741,9 +103,9 @@
    <widget class="QLineEdit" name="pass_in">
     <property name="geometry">
      <rect>
-      <x>162</x>
+      <x>140</x>
       <y>90</y>
-      <width>148</width>
+      <width>130</width>
       <height>30</height>
      </rect>
     </property>
@@ -1760,16 +122,22 @@
     </property>
     <property name="geometry">
      <rect>
-      <x>230</x>
+      <x>170</x>
       <y>180</y>
-      <width>70</width>
+      <width>100</width>
       <height>30</height>
      </rect>
     </property>
     <property name="text">
      <string>Buffered</string>
     </property>
+    <property name="checkable">
+     <bool>false</bool>
+    </property>
     <property name="checked">
+     <bool>false</bool>
+    </property>
+    <property name="tristate">
      <bool>true</bool>
     </property>
    </widget>
@@ -1781,7 +149,7 @@
      <rect>
       <x>10</x>
       <y>130</y>
-      <width>300</width>
+      <width>260</width>
       <height>40</height>
      </rect>
     </property>
@@ -1802,7 +170,7 @@
      <rect>
       <x>10</x>
       <y>180</y>
-      <width>210</width>
+      <width>150</width>
       <height>30</height>
      </rect>
     </property>
```
The commit also changes 14 other files.
